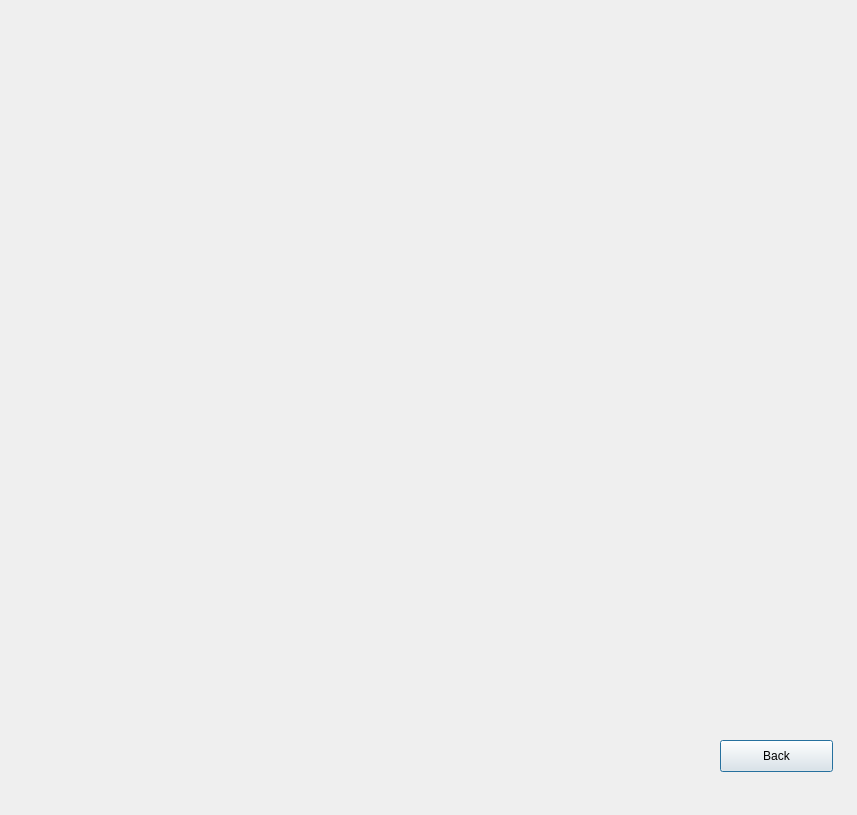
Before: the Qt Designer form pyqt/second.ui in KNU-SWFusionProject-BibigoTeam/huconn_project, drawn with Qt 5.
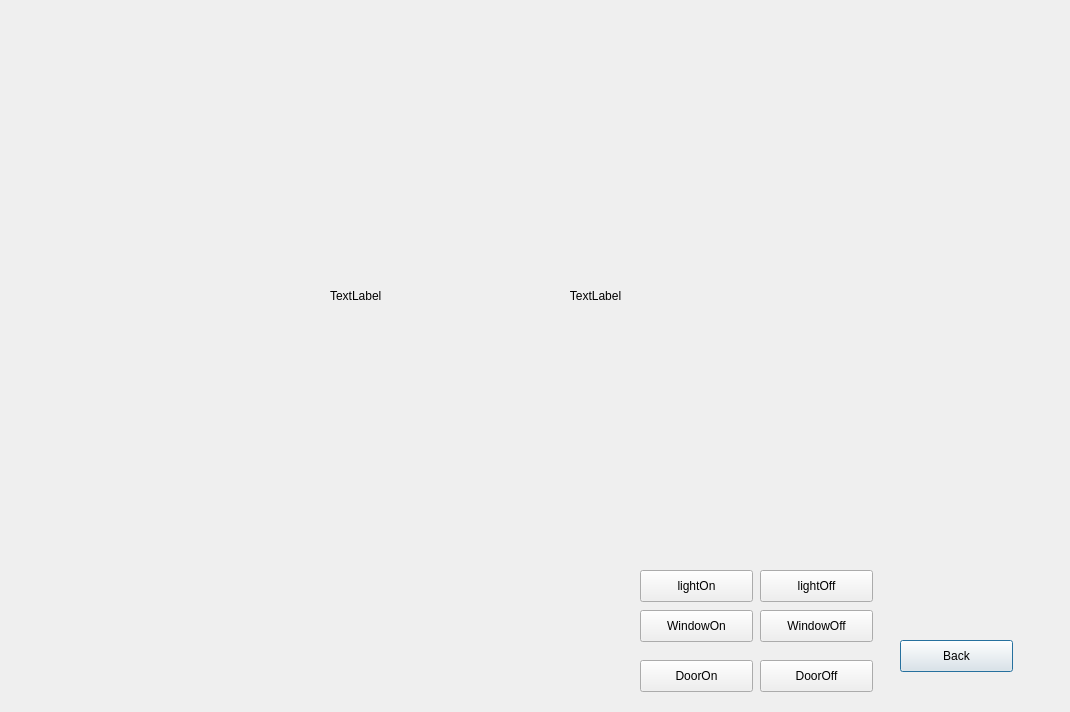
After: the same form once the commit is applied.

The edit to the form file:
```diff
--- a/pyqt/second.ui
+++ b/pyqt/second.ui
@@ -6,8 +6,8 @@
    <rect>
     <x>0</x>
     <y>0</y>
-    <width>857</width>
-    <height>815</height>
+    <width>1070</width>
+    <height>712</height>
    </rect>
   </property>
   <property name="windowTitle">
@@ -16,8 +16,8 @@
   <widget class="QPushButton" name="BackButton">
    <property name="geometry">
     <rect>
-     <x>720</x>
-     <y>740</y>
+     <x>900</x>
+     <y>640</y>
      <width>113</width>
      <height>32</height>
     </rect>
@@ -26,6 +26,116 @@
     <string>Back</string>
    </property>
   </widget>
+  <widget class="QLabel" name="label_base">
+   <property name="geometry">
+    <rect>
+     <x>170</x>
+     <y>40</y>
+     <width>851</width>
+     <height>511</height>
+    </rect>
+   </property>
+   <property name="text">
+    <string>TextLabel</string>
+   </property>
+   <property name="alignment">
+    <set>Qt::AlignCenter</set>
+   </property>
+  </widget>
+  <widget class="QPushButton" name="WindowOn">
+   <property name="geometry">
+    <rect>
+     <x>640</x>
+     <y>610</y>
+     <width>113</width>
+     <height>32</height>
+    </rect>
+   </property>
+   <property name="text">
+    <string>WindowOn</string>
+   </property>
+  </widget>
+  <widget class="QPushButton" name="lightOn">
+   <property name="geometry">
+    <rect>
+     <x>640</x>
+     <y>570</y>
+     <width>113</width>
+     <height>32</height>
+    </rect>
+   </property>
+   <property name="text">
+    <string>lightOn</string>
+   </property>
+  </widget>
+  <widget class="QPushButton" name="WindowOff">
+   <property name="geometry">
+    <rect>
+     <x>760</x>
+     <y>610</y>
+     <width>113</width>
+     <height>32</height>
+    </rect>
+   </property>
+   <property name="text">
+    <string>WindowOff</string>
+   </property>
+  </widget>
+  <widget class="QPushButton" name="DoorOff">
+   <property name="geometry">
+    <rect>
+     <x>760</x>
+     <y>660</y>
+     <width>113</width>
+     <height>32</height>
+    </rect>
+   </property>
+   <property name="text">
+    <string>DoorOff</string>
+   </property>
+  </widget>
+  <widget class="QPushButton" name="DoorOn">
+   <property name="geometry">
+    <rect>
+     <x>640</x>
+     <y>660</y>
+     <width>113</width>
+     <height>32</height>
+    </rect>
+   </property>
+   <property name="text">
+    <string>DoorOn</string>
+   </property>
+  </widget>
+  <widget class="QPushButton" name="lightOff">
+   <property name="geometry">
+    <rect>
+     <x>760</x>
+     <y>570</y>
+     <width>113</width>
+     <height>32</height>
+    </rect>
+   </property>
+   <property name="text">
+    <string>lightOff</string>
+   </property>
+  </widget>
+  <widget class="QLabel" name="label_light">
+   <property name="geometry">
+    <rect>
+     <x>330</x>
+     <y>40</y>
+     <width>221</width>
+     <height>511</height>
+    </rect>
+   </property>
+   <property name="text">
+    <string>TextLabel</string>
+   </property>
+   <property name="alignment">
+    <set>Qt::AlignJustify|Qt::AlignVCenter</set>
+   </property>
+  </widget>
  </widget>
  <resources/>
  <connections/>
```
